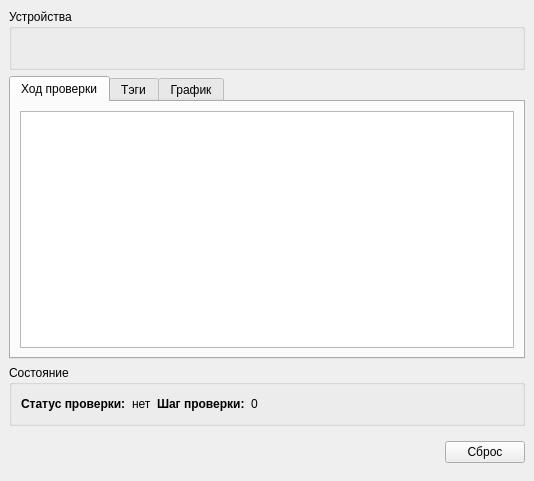
This is src/mainwindow.ui in io2357911/tqma335x-panel as Qt 5 draws it before an edit. The edited form follows.
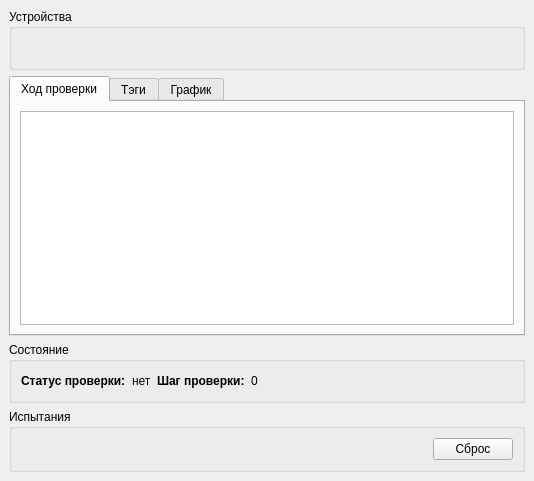
This is the edited form. Custom widgets are drawn as their Qt base class.

Commit message:
Мелкие правки интерфейса
stable

Patch:
```diff
--- a/src/mainwindow.ui
+++ b/src/mainwindow.ui
@@ -159,14 +159,11 @@
      </widget>
     </item>
     <item row="3" column="0">
-     <widget class="QWidget" name="widget_2" native="true">
+     <widget class="QGroupBox" name="groupBox_3">
+      <property name="title">
+       <string>Испытания</string>
+      </property>
       <layout class="QHBoxLayout" name="hlScripts">
-       <property name="leftMargin">
-        <number>0</number>
-       </property>
-       <property name="rightMargin">
-        <number>0</number>
-       </property>
        <item>
         <spacer name="horizontalSpacer_2">
          <property name="orientation">
```
